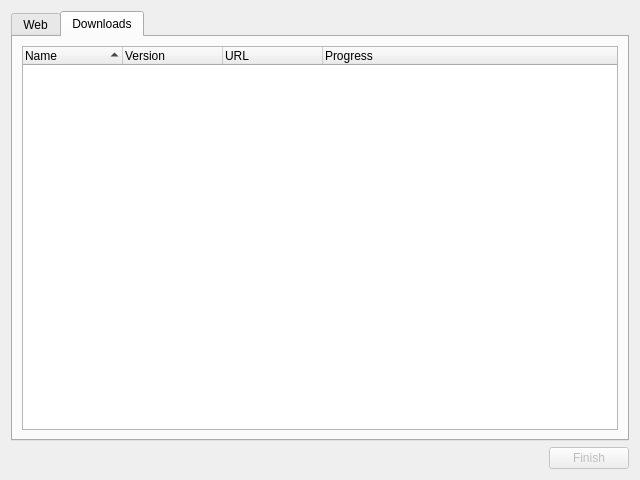
Before: the Qt Designer form gui/dialogs/QuickModInstallDialog.ui in MultiMC/Launcher, drawn with Qt 5.
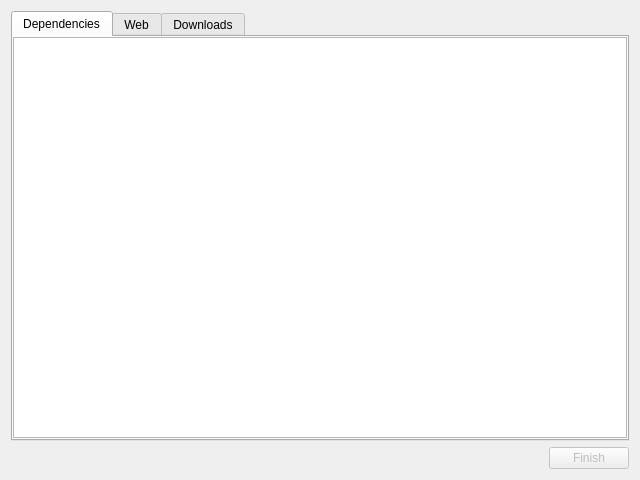
After: the same form once the commit is applied.

Commit message: Even more stuff. Installing works. Recursive dependency resolving works.

```diff
--- a/gui/dialogs/QuickModInstallDialog.ui
+++ b/gui/dialogs/QuickModInstallDialog.ui
@@ -17,8 +17,30 @@
    <item>
     <widget class="QTabWidget" name="tabWidget">
      <property name="currentIndex">
-      <number>1</number>
+      <number>0</number>
      </property>
+     <widget class="QWidget" name="dependencies">
+      <attribute name="title">
+       <string>Dependencies</string>
+      </attribute>
+      <layout class="QGridLayout" name="gridLayout">
+       <property name="leftMargin">
+        <number>0</number>
+       </property>
+       <property name="topMargin">
+        <number>0</number>
+       </property>
+       <property name="rightMargin">
+        <number>0</number>
+       </property>
+       <property name="bottomMargin">
+        <number>1</number>
+       </property>
+       <item row="0" column="0">
+        <widget class="QPlainTextEdit" name="dependencyLogEdit"/>
+       </item>
+      </layout>
+     </widget>
      <widget class="QWidget" name="web">
       <attribute name="title">
        <string>Web</string>
@@ -30,6 +52,18 @@
        <string>Downloads</string>
       </attribute>
       <layout class="QVBoxLayout" name="verticalLayout_2">
+       <property name="leftMargin">
+        <number>0</number>
+       </property>
+       <property name="topMargin">
+        <number>0</number>
+       </property>
+       <property name="rightMargin">
+        <number>0</number>
+       </property>
+       <property name="bottomMargin">
+        <number>1</number>
+       </property>
        <item>
         <widget class="QTreeWidget" name="progressList">
          <property name="rootIsDecorated">
```
Left out of the diff: 15 changed lines with no effect on the pictures. The commit also changes 11 other files.
